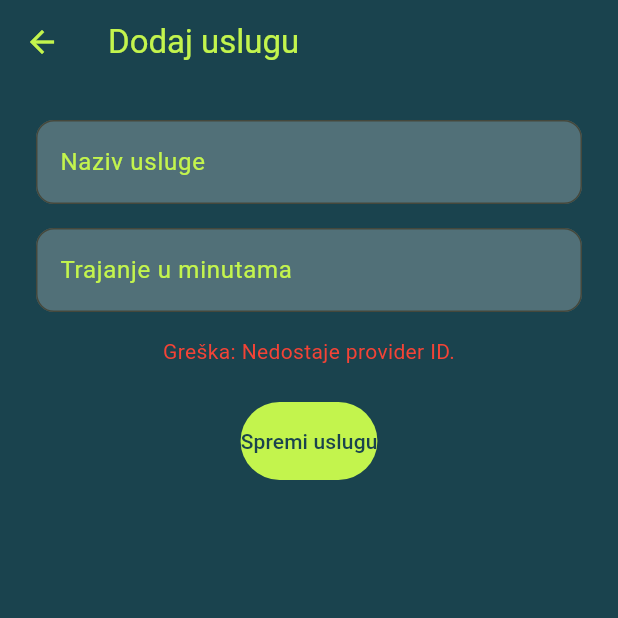
After one commit to lvranic/TerminoApp, a Flutter app: the AddServiceScreen screen opened by its route, after a tap on "Spremi uslugu", on a phone screen of 412 x 824 dp, the top half of it. The commit adds this screen. Run offline on Flutter 3.47's test engine with Material 3 defaults, Android fonts, the phone set to English and light mode, and no system bars; our stand-ins replace firebase_core, graphql_flutter, shared_preferences; accounts and stored records are empty.

Commit message:
Uređenje registracije admin-a i registracije uslugei testiranje ciklusa od registracije do rezervacije kroz aplikaciju

```diff
--- a/lib/main.dart
+++ b/lib/main.dart
@@ -12,6 +12,7 @@ import 'screens/select_service_screen.dart';
 import 'screens/reservation_date_screen.dart';
 import 'screens/reservation_time_screen.dart';
 import 'screens/reservation_confirmation_screen.dart';
+import 'screens/add_service_screen.dart'; // ⬅️ ovo nedostaje
 
 Future<void> main() async {
   WidgetsFlutterBinding.ensureInitialized();
@@ -73,6 +74,7 @@ class TerminoApp extends StatelessWidget {
         '/user-dashboard': (_) => const UserDashboardScreen(),
         '/admin-dashboard': (_) => const AdminDashboardScreen(),
         '/select-service': (_) => const SelectServiceScreen(),
+        '/add-service': (_) => const AddServiceScreen(),
       },
       onGenerateRoute: (settings) {
         final args = (settings.arguments as Map?) ?? {};
--- /dev/null
+++ b/lib/screens/add_service_screen.dart
@@ -0,0 +1,132 @@
+import 'package:flutter/material.dart';
+import 'package:graphql_flutter/graphql_flutter.dart';
+import '../services/auth_service.dart';
+
+class AddServiceScreen extends StatefulWidget {
+  static const route = '/add-service';
+  const AddServiceScreen({super.key});
+
+  @override
+  State<AddServiceScreen> createState() => _AddServiceScreenState();
+}
+
+class _AddServiceScreenState extends State<AddServiceScreen> {
+  final _serviceName = TextEditingController();
+  final _durationMinutes = TextEditingController();
+
+  bool _loading = false;
+  String? _error;
+  String? _success;
+
+  Future<void> _saveService() async {
+    final client = GraphQLProvider.of(context).value;
+    final auth = AuthService(client);
+    final user = auth.getCurrentUser(); // ✔️ dohvaća iz cache-a
+    final providerId = user?['id'] as String?;
+
+    if (providerId == null) {
+      setState(() => _error = 'Greška: Nedostaje provider ID.');
+      return;
+    }
+
+    final name = _serviceName.text.trim();
+    final duration = int.tryParse(_durationMinutes.text.trim()) ?? 30;
+
+    const mutation = r'''
+      mutation CreateService($providerId: String!, $name: String!, $duration: Int!) {
+        createService(providerId: $providerId, name: $name, durationMinutes: $duration) {
+          id
+        }
+      }
+    ''';
+
+    setState(() {
+      _loading = true;
+      _error = null;
+      _success = null;
+    });
+
+    try {
+      final result = await client.mutate(MutationOptions(
+        document: gql(mutation),
+        variables: {
+          'providerId': providerId,
+          'name': name,
+          'duration': duration,
+        },
+      ));
+
+      if (result.hasException) {
+        throw Exception(result.exception.toString());
+      }
+
+      setState(() => _success = 'Usluga uspješno dodana!');
+      _serviceName.clear();
+      _durationMinutes.clear();
+    } catch (e) {
+      setState(() => _error = e.toString());
+    } finally {
+      setState(() => _loading = false);
+    }
+  }
+
+  @override
+  Widget build(BuildContext context) {
+    return Scaffold(
+      backgroundColor: const Color(0xFF1A434E),
+      appBar: AppBar(
+        title: const Text(
+          'Dodaj uslugu',
+          style: TextStyle(color: Color(0xFFC3F44D)),
+        ),
+        iconTheme: const IconThemeData(color: Color(0xFFC3F44D)),
+      ),
+      body: Padding(
+        padding: const EdgeInsets.all(24),
+        child: Column(
+          children: [
+            _buildTextField('Naziv usluge', _serviceName),
+            const SizedBox(height: 16),
+            _buildTextField('Trajanje u minutama', _durationMinutes, keyboardType: TextInputType.number),
+            const SizedBox(height: 16),
+            if (_error != null)
+              Text(_error!, style: const TextStyle(color: Colors.red)),
+            if (_success != null)
+              Text(_success!, style: const TextStyle(color: Colors.green)),
+            const SizedBox(height: 24),
+            FilledButton(
+              onPressed: _loading ? null : _saveService,
+              style: FilledButton.styleFrom(
+                backgroundColor: const Color(0xFFC3F44D),
+                foregroundColor: const Color(0xFF1A434E),
+                padding: const EdgeInsets.symmetric(vertical: 16),
+                shape: RoundedRectangleBorder(
+                    borderRadius: BorderRadius.circular(100)),
+              ),
+              child: Text(_loading ? 'Spremam...' : 'Spremi uslugu'),
+            )
+          ],
+        ),
+      ),
+    );
+  }
+
+  Widget _buildTextField(
+      String label,
+      TextEditingController controller, {
+        TextInputType keyboardType = TextInputType.text,
+      }) {
+    return TextField(
+      controller: controller,
+      keyboardType: keyboardType,
+      style: const TextStyle(color: Color(0xFFC3F44D)),
+      decoration: InputDecoration(
+        labelText: label,
+        labelStyle: const TextStyle(color: Color(0xFFC3F44D)),
+        fillColor: Colors.white24,
+        filled: true,
+        border: OutlineInputBorder(borderRadius: BorderRadius.circular(12)),
+      ),
+    );
+  }
+}
--- a/lib/screens/reservation_confirmation_screen.dart
+++ b/lib/screens/reservation_confirmation_screen.dart
@@ -30,13 +30,13 @@ class ReservationConfirmationScreen extends StatelessWidget {
       $providerId: String!,
       $serviceId: String!,
       $startsAtUtc: DateTime!,
-      $duration: Int!
+      $durationMinutes: Int!
     ) {
       createReservation(
         providerId: $providerId,
         serviceId: $serviceId,
         startsAtUtc: $startsAtUtc,
-        duration: $duration
+        durationMinutes: $durationMinutes
       ) {
         id
       }
@@ -62,7 +62,7 @@ class ReservationConfirmationScreen extends StatelessWidget {
           'providerId': providerId,
           'serviceId': serviceId,
           'startsAtUtc': startsAtUtc,
-          'duration': 30,
+          'durationMinutes': 30, // ⬅️ ispravljeno ime varijable
         },
         fetchPolicy: FetchPolicy.noCache,
       ),
```
Also changed, not shown: lib/screens/admin_dashboard_screen.dart (+20 -5 lines), lib/screens/admin_register_screen.dart (+47 -27 lines), lib/screens/create_service_screen.dart (added, +125 -0 lines), lib/services/auth_service.dart (+22 -6 lines).
